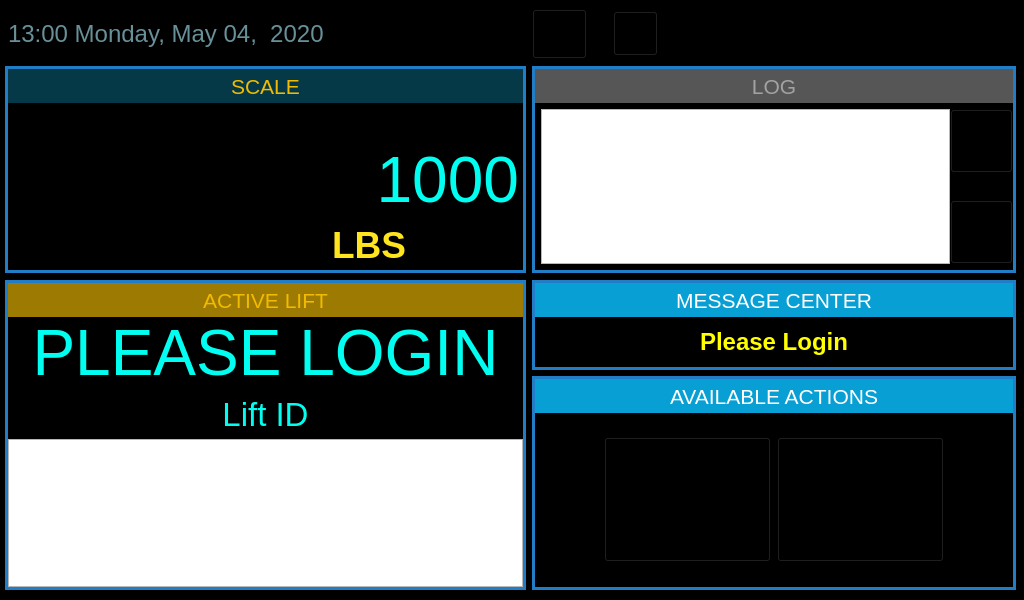
Old version of the form ui_work/mainwidget.ui in the repository mickyTwenty/DMM.
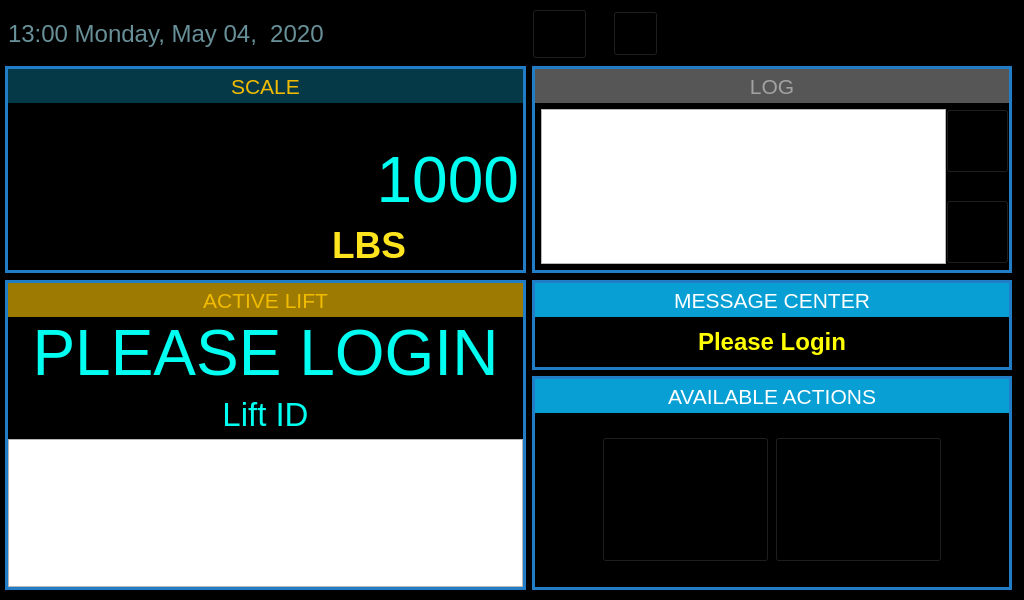
New version of the form. Icons and pictures are not drawn.

Commit message: main widget

Patch:
```diff
--- a/ui_work/mainwidget.ui
+++ b/ui_work/mainwidget.ui
@@ -614,13 +614,13 @@
        </property>
        <property name="minimumSize">
         <size>
-         <width>0</width>
+         <width>480</width>
          <height>207</height>
         </size>
        </property>
        <property name="maximumSize">
         <size>
-         <width>16777215</width>
+         <width>480</width>
          <height>207</height>
         </size>
        </property>
@@ -787,13 +787,13 @@
        </property>
        <property name="minimumSize">
         <size>
-         <width>0</width>
+         <width>480</width>
          <height>90</height>
         </size>
        </property>
        <property name="maximumSize">
         <size>
-         <width>16777215</width>
+         <width>480</width>
          <height>90</height>
         </size>
        </property>
@@ -888,13 +888,13 @@
        </property>
        <property name="minimumSize">
         <size>
-         <width>0</width>
+         <width>480</width>
          <height>214</height>
         </size>
        </property>
        <property name="maximumSize">
         <size>
-         <width>16777215</width>
+         <width>480</width>
          <height>214</height>
         </size>
        </property>
```
The commit also changes 2 other files.
